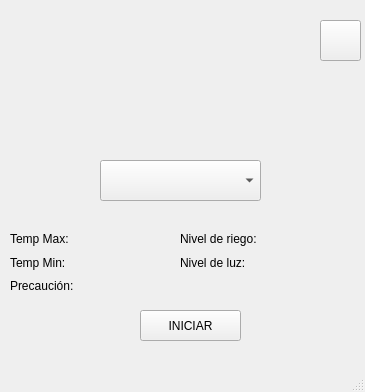
Before: the Qt Designer form Invernadero/Fuentes/PC/prueba_DB-Plantas/mainwindow.ui in LauraMont/TPO-Invernadero, drawn with Qt 5.
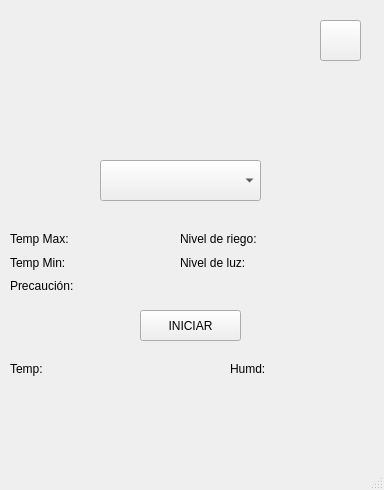
After: the same form once the commit is applied. Icons and pictures are not drawn.

Diff of the .ui file:
```diff
--- a/Invernadero/Fuentes/PC/prueba_DB-Plantas/mainwindow.ui
+++ b/Invernadero/Fuentes/PC/prueba_DB-Plantas/mainwindow.ui
@@ -6,8 +6,8 @@
    <rect>
     <x>0</x>
     <y>0</y>
-    <width>365</width>
-    <height>392</height>
+    <width>384</width>
+    <height>490</height>
    </rect>
   </property>
   <property name="windowTitle">
@@ -191,6 +191,58 @@
      <string>INICIAR</string>
     </property>
    </widget>
+   <widget class="QLabel" name="label_TACTUAL">
+    <property name="geometry">
+     <rect>
+      <x>70</x>
+      <y>360</y>
+      <width>69</width>
+      <height>17</height>
+     </rect>
+    </property>
+    <property name="text">
+     <string/>
+    </property>
+   </widget>
+   <widget class="QLabel" name="label_tactual">
+    <property name="geometry">
+     <rect>
+      <x>10</x>
+      <y>360</y>
+      <width>51</width>
+      <height>17</height>
+     </rect>
+    </property>
+    <property name="text">
+     <string>Temp:</string>
+    </property>
+   </widget>
+   <widget class="QLabel" name="label_humedad">
+    <property name="geometry">
+     <rect>
+      <x>230</x>
+      <y>360</y>
+      <width>51</width>
+      <height>17</height>
+     </rect>
+    </property>
+    <property name="text">
+     <string>Humd:</string>
+    </property>
+   </widget>
+   <widget class="QLabel" name="label_HUMEDAD">
+    <property name="geometry">
+     <rect>
+      <x>290</x>
+      <y>360</y>
+      <width>69</width>
+      <height>17</height>
+     </rect>
+    </property>
+    <property name="text">
+     <string/>
+    </property>
+   </widget>
   </widget>
   <widget class="QMenuBar" name="menubar">
    <property name="geometry">
```
Left out of the diff: 2 changed lines with no effect on the pictures.
